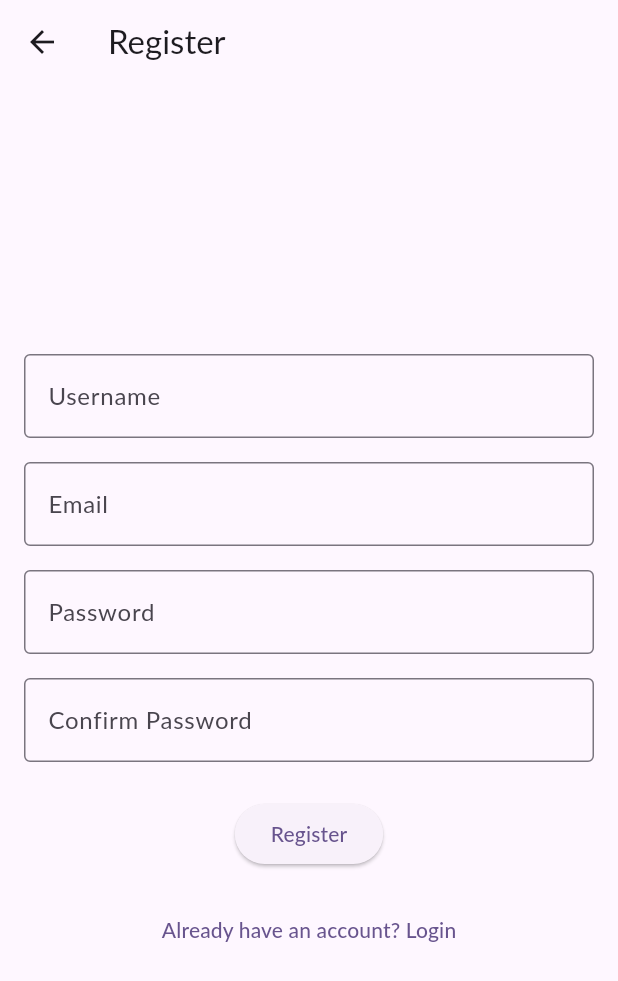
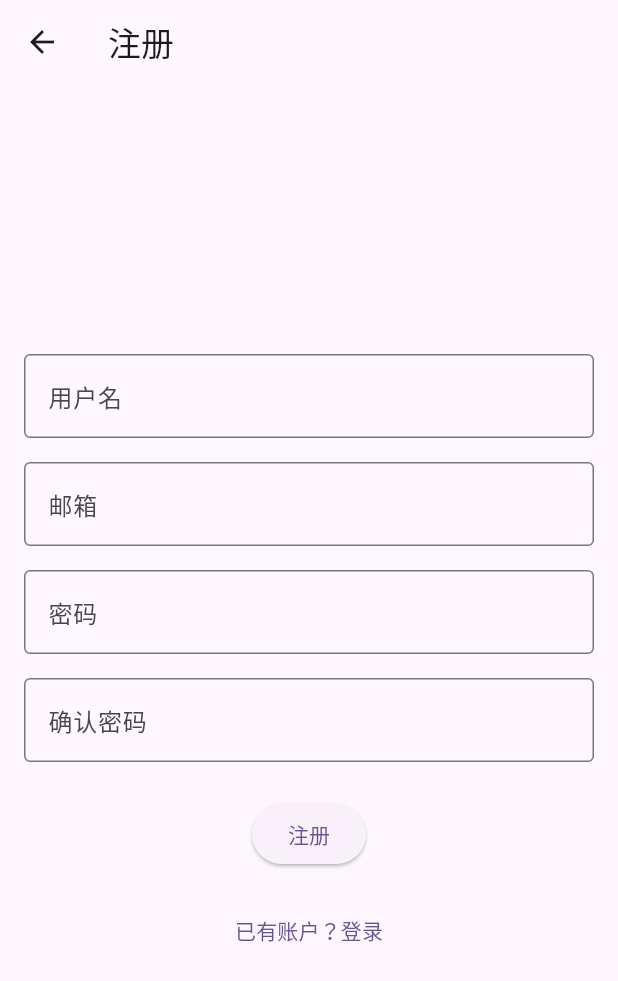
Before and after one commit to darrindeyoung791/PageJoy, a Flutter app: the RegisterScreen screen opened by its route, on a phone screen of 412 x 824 dp. Shown: the top 981 px of the screen. Run offline on Flutter 3.47's test engine with Material 3 defaults, Android fonts, the phone set to English and light mode, and no system bars; accounts and stored records are empty; network calls fail; Roboto replaces fonts that are missing (Lato).

Commit message:
feat: 全面汉化应用界面文本

```diff
--- a/app/lib/screens/login_screen.dart
+++ b/app/lib/screens/login_screen.dart
@@ -23,7 +23,7 @@ class _LoginScreenState extends State<LoginScreen> {
     if (_formKey.currentState!.validate()) {
       // TODO: Implement login logic
       ScaffoldMessenger.of(context).showSnackBar(
-        const SnackBar(content: Text('Processing Login')),
+        const SnackBar(content: Text('正在登录...')),
       );
     }
   }
@@ -32,7 +32,7 @@ class _LoginScreenState extends State<LoginScreen> {
   Widget build(BuildContext context) {
     return Scaffold(
       appBar: AppBar(
-        title: const Text('Login'),
+        title: const Text('登录'),
       ),
       body: Padding(
         padding: const EdgeInsets.all(16.0),
@@ -44,12 +44,12 @@ class _LoginScreenState extends State<LoginScreen> {
               TextFormField(
                 controller: _usernameController,
                 decoration: const InputDecoration(
-                  labelText: 'Username',
+                  labelText: '用户名',
                   border: OutlineInputBorder(),
                 ),
                 validator: (value) {
                   if (value == null || value.isEmpty) {
-                    return 'Please enter your username';
+                    return '请输入用户名';
                   }
                   return null;
                 },
@@ -58,13 +58,13 @@ class _LoginScreenState extends State<LoginScreen> {
               TextFormField(
                 controller: _passwordController,
                 decoration: const InputDecoration(
-                  labelText: 'Password',
+                  labelText: '密码',
                   border: OutlineInputBorder(),
                 ),
                 obscureText: true,
                 validator: (value) {
                   if (value == null || value.isEmpty) {
-                    return 'Please enter your password';
+                    return '请输入密码';
                   }
                   return null;
                 },
@@ -72,14 +72,14 @@ class _LoginScreenState extends State<LoginScreen> {
               const SizedBox(height: 24),
               ElevatedButton(
                 onPressed: _login,
-                child: const Text('Login'),
+                child: const Text('登录'),
               ),
               const SizedBox(height: 16),
               TextButton(
                 onPressed: () {
                   Navigator.pushNamed(context, '/register');
                 },
-                child: const Text('Don\'t have an account? Register'),
+                child: const Text('还没有账户？注册'),
               ),
             ],
           ),
--- a/app/lib/screens/register_screen.dart
+++ b/app/lib/screens/register_screen.dart
@@ -27,7 +27,7 @@ class _RegisterScreenState extends State<RegisterScreen> {
     if (_formKey.currentState!.validate()) {
       // TODO: Implement registration logic
       ScaffoldMessenger.of(context).showSnackBar(
-        const SnackBar(content: Text('Processing Registration')),
+        const SnackBar(content: Text('正在注册...')),
       );
     }
   }
@@ -36,7 +36,7 @@ class _RegisterScreenState extends State<RegisterScreen> {
   Widget build(BuildContext context) {
     return Scaffold(
       appBar: AppBar(
-        title: const Text('Register'),
+        title: const Text('注册'),
       ),
       body: Padding(
         padding: const EdgeInsets.all(16.0),
@@ -48,12 +48,12 @@ class _RegisterScreenState extends State<RegisterScreen> {
               TextFormField(
                 controller: _usernameController,
                 decoration: const InputDecoration(
-                  labelText: 'Username',
+                  labelText: '用户名',
                   border: OutlineInputBorder(),
                 ),
                 validator: (value) {
                   if (value == null || value.isEmpty) {
-                    return 'Please enter a username';
+                    return '请输入用户名';
                   }
                   return null;
                 },
@@ -62,15 +62,15 @@ class _RegisterScreenState extends State<RegisterScreen> {
               TextFormField(
                 controller: _emailController,
                 decoration: const InputDecoration(
-                  labelText: 'Email',
+                  labelText: '邮箱',
                   border: OutlineInputBorder(),
                 ),
                 validator: (value) {
                   if (value == null || value.isEmpty) {
-                    return 'Please enter your email';
+                    return '请输入邮箱';
                   }
                   if (!RegExp(r'^[^@]+@[^@]+\.[^@]+').hasMatch(value)) {
-                    return 'Please enter a valid email';
+                    return '请输入有效的邮箱地址';
                   }
                   return null;
                 },
@@ -79,16 +79,16 @@ class _RegisterScreenState extends State<RegisterScreen> {
               TextFormField(
                 controller: _passwordController,
                 decoration: const InputDecoration(
-                  labelText: 'Password',
+                  labelText: '密码',
                   border: OutlineInputBorder(),
                 ),
                 obscureText: true,
                 validator: (value) {
                   if (value == null || value.isEmpty) {
-                    return 'Please enter a password';
+                    return '请输入密码';
                   }
                   if (value.length < 6) {
-                    return 'Password must be at least 6 characters';
+                    return '密码至少需要6个字符';
                   }
                   return null;
                 },
@@ -97,16 +97,16 @@ class _RegisterScreenState extends State<RegisterScreen> {
               TextFormField(
                 controller: _confirmPasswordController,
                 decoration: const InputDecoration(
-                  labelText: 'Confirm Password',
+                  labelText: '确认密码',
                   border: OutlineInputBorder(),
                 ),
                 obscureText: true,
                 validator: (value) {
                   if (value == null || value.isEmpty) {
-                    return 'Please confirm your password';
+                    return '请确认密码';
                   }
                   if (value != _passwordController.text) {
-                    return 'Passwords do not match';
+                    return '密码不匹配';
                   }
                   return null;
                 },
@@ -114,14 +114,14 @@ class _RegisterScreenState extends State<RegisterScreen> {
               const SizedBox(height: 24),
               ElevatedButton(
                 onPressed: _register,
-                child: const Text('Register'),
+                child: const Text('注册'),
               ),
               const SizedBox(height: 16),
               TextButton(
                 onPressed: () {
                   Navigator.pushNamed(context, '/login');
                 },
-                child: const Text('Already have an account? Login'),
+                child: const Text('已有账户？登录'),
               ),
             ],
           ),
--- a/app/lib/services/user_service.dart
+++ b/app/lib/services/user_service.dart
@@ -9,7 +9,7 @@ class UserService {
     if (response.statusCode == 200) {
       return User.fromJson(json.decode(response.body));
     } else {
-      throw Exception('Failed to create user');
+      throw Exception('创建用户失败');
     }
   }
 
@@ -19,7 +19,7 @@ class UserService {
     if (response.statusCode == 200) {
       return User.fromJson(json.decode(response.body));
     } else {
-      throw Exception('Failed to load user');
+      throw Exception('加载用户失败');
     }
   }
 
@@ -30,7 +30,7 @@ class UserService {
       final List<dynamic> usersJson = json.decode(response.body);
       return usersJson.map((json) => User.fromJson(json)).toList();
     } else {
-      throw Exception('Failed to load users');
+      throw Exception('加载用户失败');
     }
   }
 
@@ -40,7 +40,7 @@ class UserService {
     if (response.statusCode == 200) {
       return User.fromJson(json.decode(response.body));
     } else {
-      throw Exception('Failed to update user');
+      throw Exception('更新用户失败');
     }
   }
 
@@ -48,7 +48,7 @@ class UserService {
     final response = await ApiService.delete('/users/$userId');
 
     if (response.statusCode != 200) {
-      throw Exception('Failed to delete user');
+      throw Exception('删除用户失败');
     }
   }
 }
```
Also changed, not shown: app/lib/screens/article_screen.dart (+40 -24 lines), app/lib/screens/home_screen.dart (+31 -119 lines), app/lib/screens/magazine_screen.dart (+5 -5 lines), app/lib/screens/profile_screen.dart (+13 -13 lines), app/lib/screens/subscription_screen.dart (+8 -8 lines), app/lib/services/article_service.dart (+28 -28 lines).
